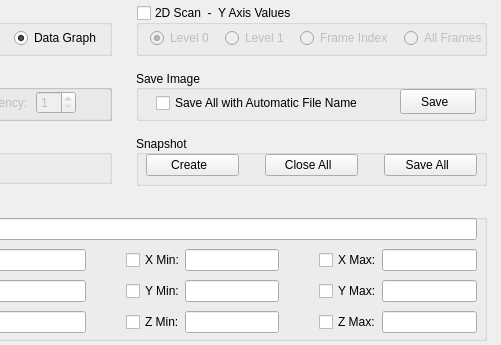
Qt form slsDetectorGui/forms/form_tab_plot.ui (slsdetectorgroup/slsDetectorPackage) before a commit; both pictures show x 274 to 775 and y 0 to 345 of the 775 by 345 pixel window.
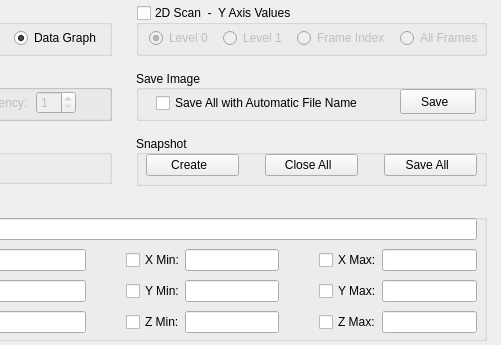
The same form after that commit. Icons and pictures are not drawn.

Commit message: pedestalbug fixed, trylock changed to lock, binary has qtip

The edit to the form file:
```diff
--- a/slsDetectorGui/forms/form_tab_plot.ui
+++ b/slsDetectorGui/forms/form_tab_plot.ui
@@ -1326,7 +1326,7 @@
      <rect>
       <x>10</x>
       <y>20</y>
-      <width>346</width>
+      <width>341</width>
       <height>26</height>
      </rect>
     </property>
```
Left out of the diff: 10 changed lines with no effect on the pictures. The commit also changes 1 other file.
